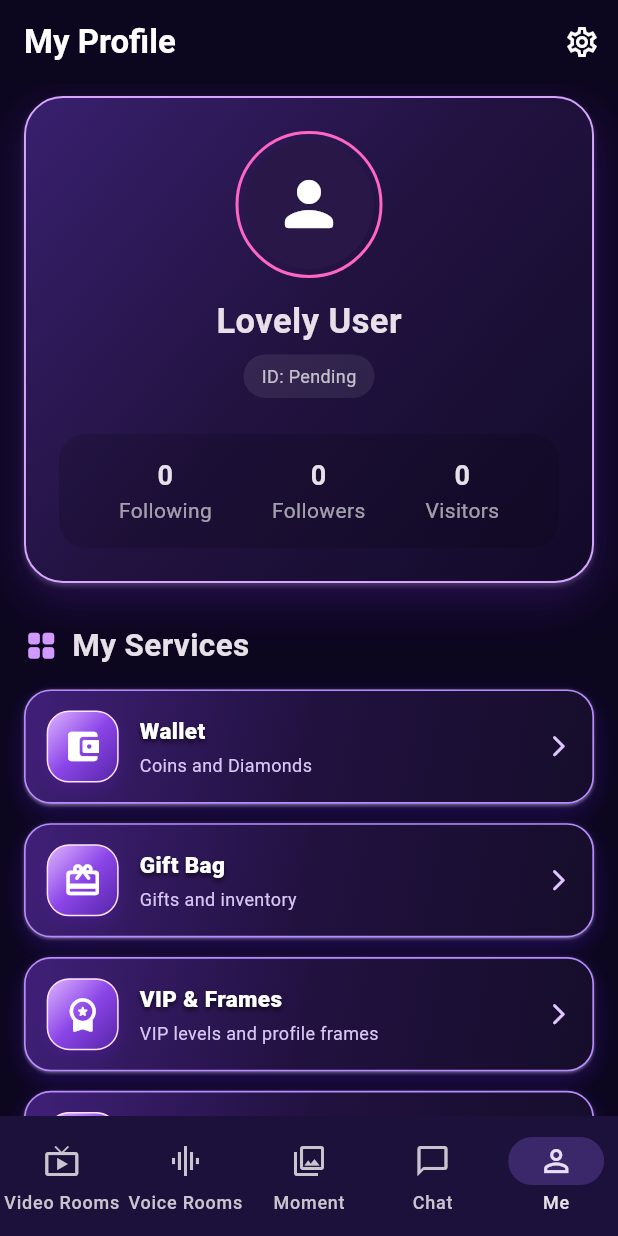
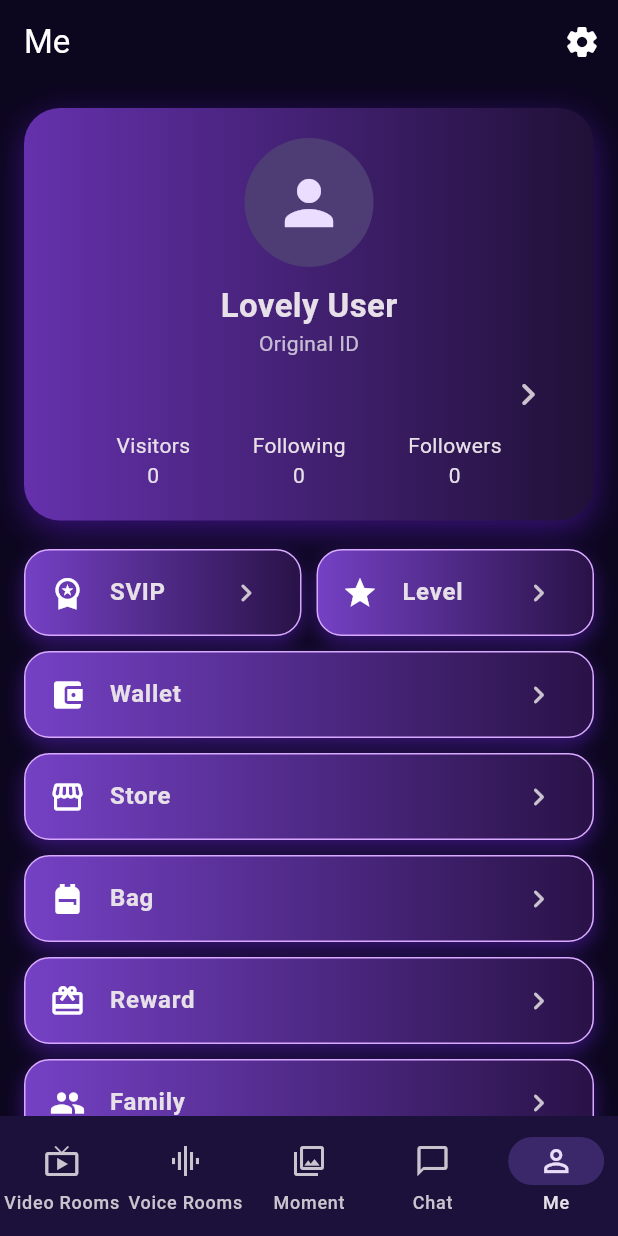
Before and after one commit to wwwsabtainshah-byte/Lovely, a Flutter app: the MainScreen screen opened directly, item 5 of the bottom bar chosen, on a phone screen of 412 x 824 dp. Run offline on Flutter 3.47's test engine with Material 3 defaults, Android fonts, the phone set to English and light mode, and no system bars; our stand-ins replace firebase_auth, firebase_core, flutter_secure_storage, google_sign_in, image_picker; missing offline and left inert: flutter_webrtc; accounts and stored records are empty.

Commit message:
Add new Lovely profile design

```diff
--- a/lib/main.dart
+++ b/lib/main.dart
@@ -1,3 +1,4 @@
+import 'new_design/lovely_profile.dart';
 import 'dart:convert';
 import 'dart:math';
 import 'package:http/http.dart' as http;
@@ -385,7 +386,7 @@ class _MainScreenState extends State<MainScreen> {
     VoiceRoomsPage(),
     MomentPage(),
     ChatPage(),
-    ProfilePage(),
+    LovelyNewProfile(),
   ];
 
   @override
--- /dev/null
+++ b/lib/new_design/lovely_profile.dart
@@ -0,0 +1,154 @@
+import 'package:flutter/material.dart';
+
+class LovelyNewProfile extends StatelessWidget {
+  const LovelyNewProfile({super.key});
+
+  static const purple = Color(0xFF9B6DFF);
+
+  Widget button(BuildContext context, IconData icon, String name) {
+    return Container(
+      margin: const EdgeInsets.symmetric(vertical: 5),
+      decoration: BoxDecoration(
+        gradient: const LinearGradient(
+          colors: [Color(0xFF7541C5), Color(0xFF291247)],
+        ),
+        borderRadius: BorderRadius.circular(17),
+        border: Border.all(color: Color(0xFFD8A9FF)),
+        boxShadow: const [
+          BoxShadow(color: Color(0x885E23C0), blurRadius: 10, offset: Offset(0, 5)),
+        ],
+      ),
+      child: ListTile(
+        leading: Icon(icon, color: Colors.white),
+        title: Text(name, style: const TextStyle(fontWeight: FontWeight.bold)),
+        trailing: const Icon(Icons.chevron_right_rounded),
+        onTap: () {
+          ScaffoldMessenger.of(context).showSnackBar(
+            SnackBar(content: Text('$name page is being connected')),
+          );
+        },
+      ),
+    );
+  }
+
+  @override
+  Widget build(BuildContext context) {
+    return Scaffold(
+      backgroundColor: const Color(0xFF0C061F),
+      appBar: AppBar(
+        title: const Text('Me'),
+        backgroundColor: const Color(0xFF0C061F),
+        actions: [
+          IconButton(
+            icon: const Icon(Icons.settings_rounded),
+            onPressed: () => Navigator.push(
+              context,
+              MaterialPageRoute(builder: (_) => const LovelySettingsPage()),
+            ),
+          ),
+        ],
+      ),
+      body: ListView(
+        padding: const EdgeInsets.all(16),
+        children: [
+          Container(
+            padding: const EdgeInsets.all(20),
+            decoration: BoxDecoration(
+              gradient: const LinearGradient(
+                colors: [Color(0xFF6531AD), Color(0xFF201037)],
+              ),
+              borderRadius: BorderRadius.circular(24),
+              boxShadow: const [
+                BoxShadow(color: Color(0x885B1BC0), blurRadius: 18, offset: Offset(0, 7)),
+              ],
+            ),
+            child: Column(
+              children: [
+                const CircleAvatar(radius: 43, child: Icon(Icons.person, size: 48)),
+                const SizedBox(height: 10),
+                const Text('Lovely User', style: TextStyle(fontSize: 22, fontWeight: FontWeight.bold)),
+                const Text('Original ID', style: TextStyle(color: Colors.white70)),
+                Align(
+                  alignment: Alignment.centerRight,
+                  child: IconButton(
+                    icon: const Icon(Icons.chevron_right_rounded, size: 30),
+                    onPressed: () => Navigator.push(
+                      context,
+                      MaterialPageRoute(builder: (_) => const LovelyEditProfilePage()),
+                    ),
+                  ),
+                ),
+                const Row(
+                  mainAxisAlignment: MainAxisAlignment.spaceEvenly,
+                  children: [
+                    Text('Visitors\n0', textAlign: TextAlign.center),
+                    Text('Following\n0', textAlign: TextAlign.center),
+                    Text('Followers\n0', textAlign: TextAlign.center),
+                  ],
+                ),
+              ],
+            ),
+          ),
+          const SizedBox(height: 14),
+          Row(
+            children: [
+              Expanded(child: button(context, Icons.workspace_premium, 'SVIP')),
+              const SizedBox(width: 10),
+              Expanded(child: button(context, Icons.star, 'Level')),
+            ],
+          ),
+          for (final item in <(IconData, String)>[
+            (Icons.account_balance_wallet, 'Wallet'),
+            (Icons.storefront, 'Store'),
+            (Icons.backpack, 'Bag'),
+            (Icons.card_giftcard, 'Reward'),
+            (Icons.people, 'Family'),
+            (Icons.favorite, 'CP'),
+            (Icons.group, 'Brother & Sister'),
+            (Icons.person_add, 'Invite Friends'),
+            (Icons.mic, 'Host Center'),
+            (Icons.support_agent, 'Contact Us'),
+          ])
+            button(context, item.$1, item.$2),
+        ],
+      ),
+    );
+  }
+}
+
+class LovelyEditProfilePage extends StatelessWidget {
+  const LovelyEditProfilePage({super.key});
+  @override
+  Widget build(BuildContext context) => Scaffold(
+    appBar: AppBar(title: const Text('Edit Profile')),
+    body: const ListTile(
+      title: Text('Photo • Name • Region • Bio'),
+      subtitle: Text('Profile editing will connect to your account API.'),
+    ),
+  );
+}
+
+class LovelySettingsPage extends StatelessWidget {
+  const LovelySettingsPage({super.key});
+  @override
+  Widget build(BuildContext context) => Scaffold(
+    appBar: AppBar(title: const Text('Settings')),
+    body: ListView(
+      children: [
+        for (final name in [
+          'Create / Change Password',
+          'Original ID',
+          'Language',
+          'Account Security',
+          'Privacy',
+          'Notifications',
+          'Blocked Users',
+          'Connected Accounts',
+          'Help & Support',
+          'Logout',
+        ])
+          ListTile(title: Text(name), trailing: const Icon(Icons.chevron_right)),
+      ],
+    ),
+  );
+}
```
Also changed, not shown: 1 other file.
